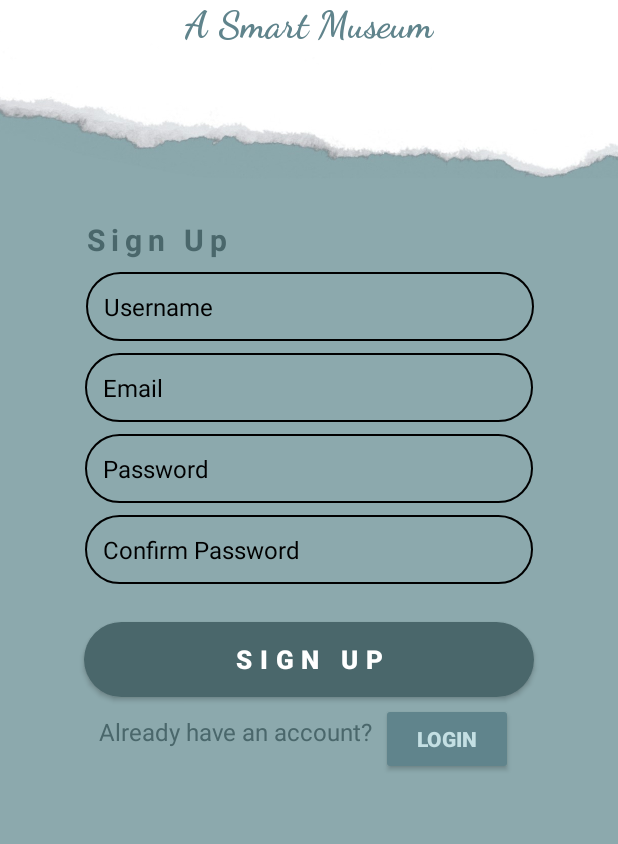
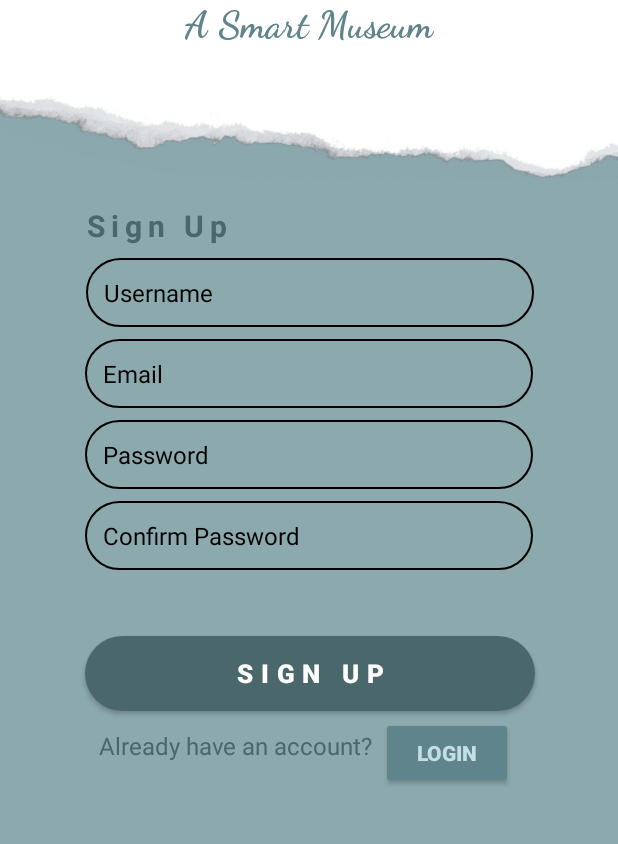
Before and after one commit to ongchangco/amuse, an Android app: the Register screen opened directly, with no data from a screen before it, on a phone screen of 412 x 824 dp, the part 306-1150 px from its top. Run offline under Robolectric (Android 15) with nearby library versions, the phone set to English and light mode, and no system bars.

Commit message:
Button Functionalities & UI Adjustments - Login & SignUp Button in Login.kt & Register.kt - Adjusted constraints in activity_register.xml

```diff
--- a/app/src/main/java/smart/museum/amuse/Register.kt
+++ b/app/src/main/java/smart/museum/amuse/Register.kt
@@ -1,6 +1,8 @@
 package smart.museum.amuse
 
+import android.content.Intent
 import android.os.Bundle
+import android.widget.Button
 import androidx.activity.enableEdgeToEdge
 import androidx.appcompat.app.AppCompatActivity
 import androidx.core.view.ViewCompat
@@ -16,5 +18,17 @@ class Register : AppCompatActivity() {
             v.setPadding(systemBars.left, systemBars.top, systemBars.right, systemBars.bottom)
             insets
         }
+        val btnSignUpFP = findViewById<Button>(R.id.btnSignUpFP)
+        val btnLogin = findViewById<Button>(R.id.btnLogin)
+
+        btnSignUpFP.setOnClickListener{
+            val goto_MLogin = Intent(this, LogIn::class.java)
+            startActivity(goto_MLogin)
+        }
+
+        btnLogin.setOnClickListener{
+            val goto_MLogin = Intent(this, LogIn::class.java)
+            startActivity(goto_MLogin)
+        }
     }
 }
--- a/app/src/main/res/layout/activity_register.xml
+++ b/app/src/main/res/layout/activity_register.xml
@@ -170,7 +170,7 @@
             android:id="@+id/btnSignUpFP"
             android:layout_width="300dp"
             android:layout_height="50dp"
-            android:layout_marginTop="25dp"
+            android:layout_marginTop="44dp"
             android:background="@drawable/btn_rounded_corner"
             android:backgroundTint="@color/DarkBlue"
             android:letterSpacing="0.3"
@@ -179,6 +179,7 @@
             android:textSize="17sp"
             android:textStyle="bold"
             app:layout_constraintEnd_toEndOf="parent"
+            app:layout_constraintHorizontal_bias="0.505"
             app:layout_constraintStart_toStartOf="parent"
             app:layout_constraintTop_toBottomOf="@+id/inpConPass" />
 
```
Also changed, not shown: app/src/main/java/smart/museum/amuse/LogIn.kt (+7 -3 lines).
